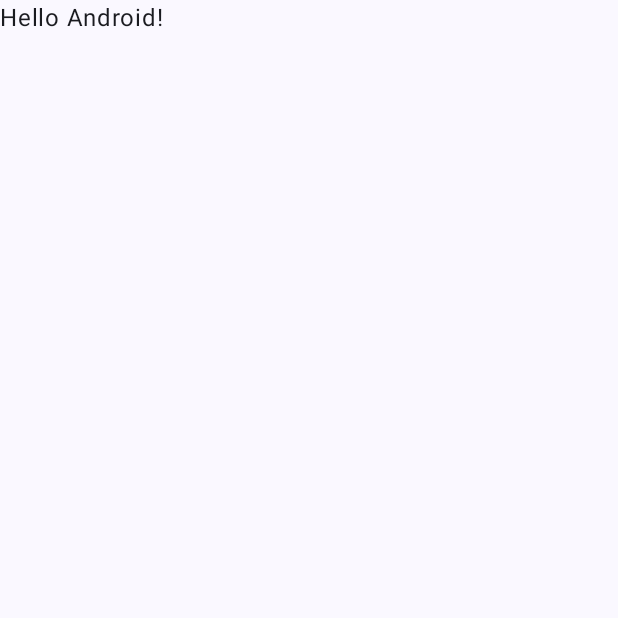
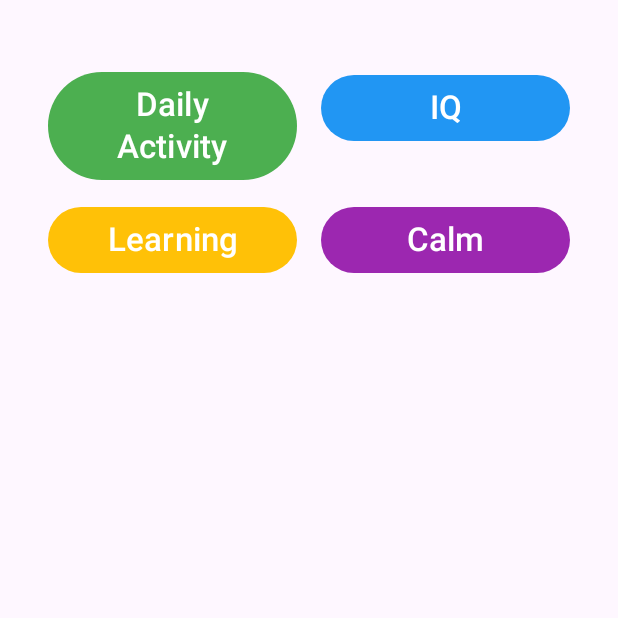
Before and after one commit to sarbajitsaha/Hackathon-MD, an Android app built with Jetpack Compose: the screen it shows after launch (MainActivity), on a phone screen of 412 x 824 dp, the top half of it. Before the commit the part shown is almost empty. Run offline under Robolectric (Android 15) with nearby library versions, the phone set to English and light mode, and no system bars.

Commit message:
Added starting screen with 4 buttons.

```diff
--- a/app/build.gradle.kts
+++ b/app/build.gradle.kts
@@ -49,11 +49,18 @@
     implementation(libs.androidx.ui.graphics)
     implementation(libs.androidx.ui.tooling.preview)
     implementation(libs.androidx.material3)
+
+    implementation(libs.androidx.navigation.compose)  // For navigation
+    debugImplementation(libs.ui.tooling)  // Debugging
+
     testImplementation(libs.junit)
+
     androidTestImplementation(libs.androidx.junit)
     androidTestImplementation(libs.androidx.espresso.core)
     androidTestImplementation(platform(libs.androidx.compose.bom))
     androidTestImplementation(libs.androidx.ui.test.junit4)
+
     debugImplementation(libs.androidx.ui.tooling)
     debugImplementation(libs.androidx.ui.test.manifest)
+
 }
--- /dev/null
+++ b/app/src/main/java/com/coredumped/project/AppNavigation.kt
@@ -0,0 +1,44 @@
+package com.coredumped.project
+
+import androidx.compose.foundation.layout.Box
+import androidx.compose.foundation.layout.fillMaxSize
+import androidx.compose.material3.Text
+import androidx.compose.runtime.Composable
+import androidx.compose.ui.Alignment
+import androidx.compose.ui.Modifier
+import androidx.navigation.NavHostController
+import androidx.navigation.compose.NavHost
+import androidx.navigation.compose.composable
+import androidx.navigation.compose.rememberNavController
+
+@Composable
+fun AppNavigation() {
+    val navController = rememberNavController()
+    NavHost(navController = navController, startDestination = "home") {
+        composable("home") {
+            HomeScreen(navController)
+        }
+        composable("daily_activity") {
+            PlaceholderScreen("Daily Activity Screen")
+        }
+        composable("iq") {
+            PlaceholderScreen("IQ Screen")
+        }
+        composable("learning") {
+            PlaceholderScreen("Learning Screen")
+        }
+        composable("calm") {
+            PlaceholderScreen("Calm Screen")
+        }
+    }
+}
+
+@Composable
+fun PlaceholderScreen(title: String) {
+    Box(
+        modifier = Modifier.fillMaxSize(),
+        contentAlignment = Alignment.Center
+    ) {
+        Text(text = "$title - Coming Soon!")
+    }
+}
--- /dev/null
+++ b/app/src/main/java/com/coredumped/project/HomeScreen.kt
@@ -0,0 +1,87 @@
+package com.coredumped.project
+
+import androidx.compose.foundation.layout.Arrangement
+import androidx.compose.foundation.layout.PaddingValues
+import androidx.compose.foundation.layout.fillMaxSize
+import androidx.compose.foundation.layout.padding
+import androidx.compose.foundation.layout.height // Import for explicit height
+import androidx.compose.foundation.layout.width  // Import for explicit width
+import androidx.compose.foundation.lazy.grid.GridCells
+import androidx.compose.foundation.lazy.grid.LazyVerticalGrid
+import androidx.compose.material3.Button
+import androidx.compose.material3.ButtonDefaults
+import androidx.compose.material3.Text
+import androidx.compose.runtime.Composable
+import androidx.compose.ui.Modifier
+import androidx.compose.ui.graphics.Color
+import androidx.compose.ui.text.style.TextAlign
+import androidx.compose.ui.unit.dp
+import androidx.compose.ui.unit.sp
+import androidx.navigation.NavController
+
+@Composable
+fun HomeScreen(navController: NavController) {
+    LazyVerticalGrid(
+        columns = GridCells.Fixed(2), // 2 columns
+        modifier = Modifier
+            .fillMaxSize()
+            .padding(horizontal = 16.dp, vertical = 32.dp), // Increased vertical padding for the grid
+        contentPadding = PaddingValues(all = 16.dp), // Increased padding around items
+        verticalArrangement = Arrangement.spacedBy(16.dp), // Add space between rows
+        horizontalArrangement = Arrangement.spacedBy(16.dp) // Add space between columns
+    ) {
+        item {
+            LargeButton(
+                text = "Daily Activity",
+                onClick = { navController.navigate("daily_activity") },
+                color = Color(0xFF4CAF50)
+            )
+        }
+        item {
+            LargeButton(
+                text = "IQ",
+                onClick = { navController.navigate("iq") },
+                color = Color(0xFF2196F3)
+            )
+        }
+        item {
+            LargeButton(
+                text = "Learning",
+                onClick = { navController.navigate("learning") },
+                color = Color(0xFFFFC107)
+            )
+        }
+        item {
+            LargeButton(
+                text = "Calm",
+                onClick = { navController.navigate("calm") },
+                color = Color(0xFF9C27B0)
+            )
+        }
+    }
+}
+
+@Composable
+fun LargeButton(
+    text: String,
+    onClick: () -> Unit,
+    color: Color,
+    modifier: Modifier = Modifier // Allow passing additional modifiers if needed
+) {
+    Button(
+        onClick = onClick,
+        modifier = modifier // Use the passed modifier
+            .fillMaxSize() // Fill the available space given by the grid cell
+        // .height(150.dp) // You could set a minimum or fixed height if fillMaxSize isn't enough
+        // .widthIn(min = 120.dp) // Ensure a minimum width
+        ,
+        colors = ButtonDefaults.buttonColors(containerColor = color)
+    ) {
+        Text(
+            text = text,
+            fontSize = 22.sp, // Slightly reduced to fit potentially more text if needed
+            textAlign = TextAlign.Center,
+            lineHeight = 28.sp // Adjust line height for better readability if text wraps
+        )
+    }
+}
--- a/app/src/main/java/com/coredumped/project/MainActivity.kt
+++ b/app/src/main/java/com/coredumped/project/MainActivity.kt
@@ -6,7 +6,9 @@
 import androidx.activity.enableEdgeToEdge
 import androidx.compose.foundation.layout.fillMaxSize
 import androidx.compose.foundation.layout.padding
+import androidx.compose.material3.MaterialTheme
 import androidx.compose.material3.Scaffold
+import androidx.compose.material3.Surface
 import androidx.compose.material3.Text
 import androidx.compose.runtime.Composable
 import androidx.compose.ui.Modifier
@@ -18,30 +20,14 @@
         super.onCreate(savedInstanceState)
         enableEdgeToEdge()
         setContent {
-            ProjectTheme {
-                Scaffold(modifier = Modifier.fillMaxSize()) { innerPadding ->
-                    Greeting(
-                        name = "Android",
-                        modifier = Modifier.padding(innerPadding)
-                    )
+            MaterialTheme {
+                Surface(
+                    modifier = Modifier.fillMaxSize(),
+                    color = MaterialTheme.colorScheme.background
+                ) {
+                    AppNavigation()  // Add this
                 }
             }
         }
     }
 }
-
-@Composable
-fun Greeting(name: String, modifier: Modifier = Modifier) {
-    Text(
-        text = "Hello $name!",
-        modifier = modifier
-    )
-}
-
-@Preview(showBackground = true)
-@Composable
-fun GreetingPreview() {
-    ProjectTheme {
-        Greeting("Android")
-    }
-}
--- a/gradle/libs.versions.toml
+++ b/gradle/libs.versions.toml
@@ -8,9 +8,15 @@
 lifecycleRuntimeKtx = "2.6.1"
 activityCompose = "1.8.0"
 composeBom = "2024.09.00"
+material3 = "1.3.2"
+navigationCompose = "2.9.2"
+ui = "1.8.3"
+uiTooling = "1.8.3"
+uiToolingPreview = "1.8.3"
 
 [libraries]
 androidx-core-ktx = { group = "androidx.core", name = "core-ktx", version.ref = "coreKtx" }
+androidx-navigation-compose = { module = "androidx.navigation:navigation-compose", version.ref = "navigationCompose" }
 junit = { group = "junit", name = "junit", version.ref = "junit" }
 androidx-junit = { group = "androidx.test.ext", name = "junit", version.ref = "junitVersion" }
 androidx-espresso-core = { group = "androidx.test.espresso", name = "espresso-core", version.ref = "espressoCore" }
@@ -24,6 +30,10 @@
 androidx-ui-test-manifest = { group = "androidx.compose.ui", name = "ui-test-manifest" }
 androidx-ui-test-junit4 = { group = "androidx.compose.ui", name = "ui-test-junit4" }
 androidx-material3 = { group = "androidx.compose.material3", name = "material3" }
+material3 = { module = "androidx.compose.material3:material3", version.ref = "material3" }
+ui = { module = "androidx.compose.ui:ui", version.ref = "ui" }
+ui-tooling = { module = "androidx.compose.ui:ui-tooling", version.ref = "uiTooling" }
+ui-tooling-preview = { module = "androidx.compose.ui:ui-tooling-preview", version.ref = "uiToolingPreview" }
 
 [plugins]
 android-application = { id = "com.android.application", version.ref = "agp" }
```
